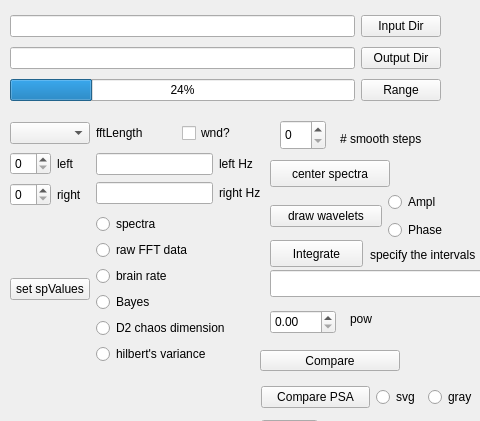
The window that spectre.ui (ArtfulVampire/SecondGUIrepo) describes before a commit, drawn with Qt 5; both pictures show x 0 to 480 and y 0 to 421 of the 1371 by 837 pixel window.
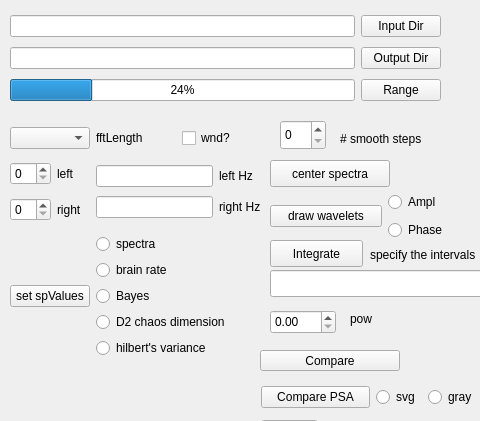
The same window after the commit.

What changed in the file:
```diff
--- a/spectre.ui
+++ b/spectre.ui
@@ -239,13 +239,6 @@
         </property>
        </widget>
       </item>
-      <item>
-       <widget class="QRadioButton" name="rawFourierRadioButton">
-        <property name="text">
-         <string>raw FFT data</string>
-        </property>
-       </widget>
-      </item>
       <item>
        <widget class="QRadioButton" name="brainRateRadioButton">
         <property name="text">
```
